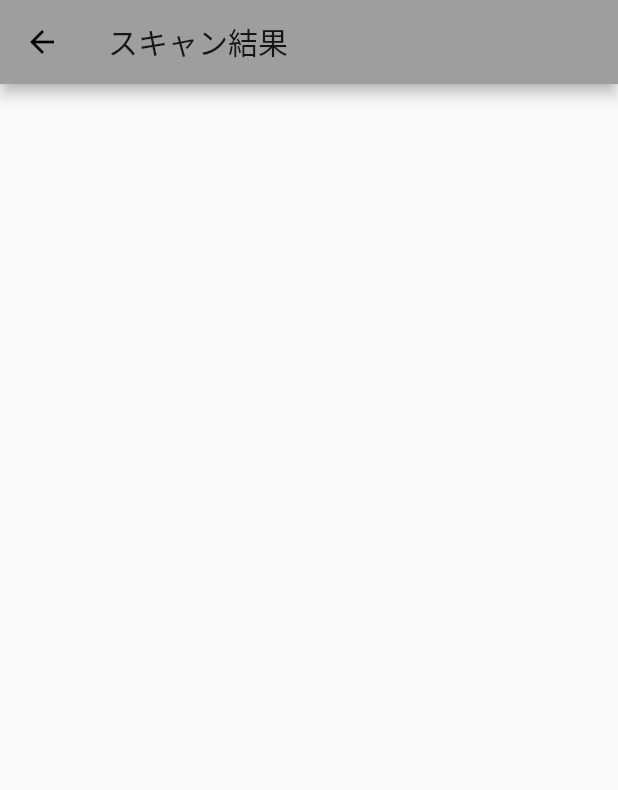
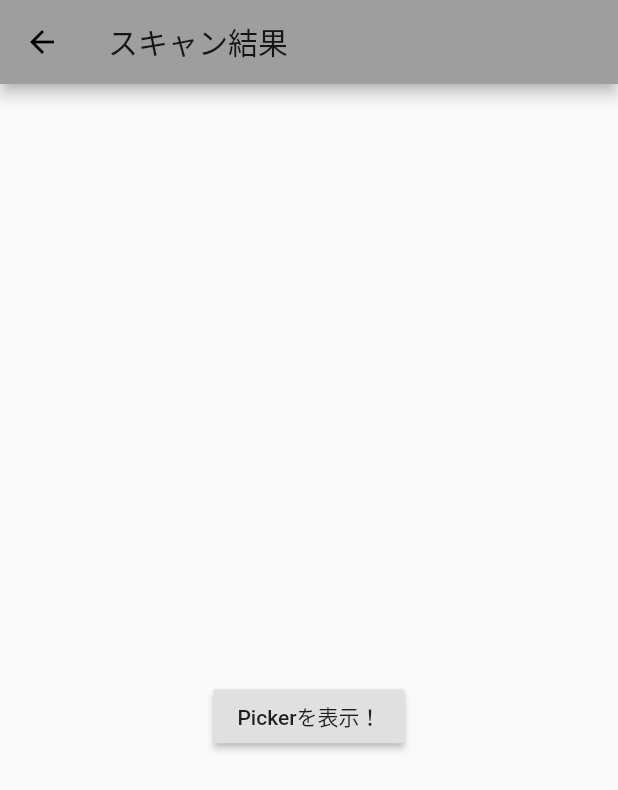
Before and after one commit to waterbook59/barcode-app, a Flutter app: the screen it shows after launch, after a tap on "Scan!!!", on a phone screen of 412 x 824 dp. Shown: the top 790 px of the screen. Run offline on Flutter 3.47's test engine with Material 2 defaults, Android fonts, the phone set to English and light mode, and no system bars; our stand-ins replace font_awesome_flutter; missing offline and left inert: flutter_barcode_scanner; Roboto replaces fonts that are missing (tegaki_kaku).

Commit message:
CupertinoPicker導入

```diff
--- a/lib/style.dart
+++ b/lib/style.dart
@@ -1,2 +1,7 @@
-const regularFont ='tegaki_kaku';
+import 'package:flutter/material.dart';
+
+const regularFont = 'tegaki_kaku';
 const boldFont = 'NotoSansJP-Bold';
+
+const barcodeReadTextStyle = TextStyle(
+    fontFamily: regularFont, fontSize: 30, fontWeight: FontWeight.bold);
--- a/lib/views/barcode_read/pages/read_result_page.dart
+++ b/lib/views/barcode_read/pages/read_result_page.dart
@@ -1,3 +1,5 @@
+import 'package:barcodeapp/style.dart';
+import 'package:flutter/cupertino.dart';
 import 'package:flutter/material.dart';
 
 class ReadResultPage extends StatelessWidget {
@@ -8,9 +10,49 @@ class ReadResultPage extends StatelessWidget {
   Widget build(BuildContext context) {
     return Scaffold(
       appBar:  AppBar(title: const Text('スキャン結果'),),
-      body:Center(child: Container(
-        child: Text(barcodeScanRes),
-      )) ,
+      body:Center(
+        child:Column(
+          mainAxisAlignment: MainAxisAlignment.center,
+          children: [
+            Text(barcodeScanRes,style: barcodeReadTextStyle,),
+            const SizedBox(height: 40,),
+            RaisedButton(
+              child: const Text('Pickerを表示！'),
+              onPressed: ()=>showBottomPicker(context),
+            ),
+          ],
+        ),
+
+
+      ),
+    );
+  }
+
+  void showBottomPicker(BuildContext context) {
+    showModalBottomSheet<dynamic>(
+        context: context,
+        builder: (BuildContext context) {
+      return SizedBox(
+        height: MediaQuery.of(context).size.height / 3,
+        child: CupertinoPicker(
+          itemExtent: 30,
+          children: const [Text('aaa'), Text('bbb'), Text('ccc')],
+        ),
+      );
+
+    }
     );
   }
 }
+
+
+//{
+//showModalBottomSheet(
+//context: context,
+//builder: (BuildContext context) {
+//return Container(
+//height: MediaQuery.of(context).size.height / 3,
+//child: CupertinoPicker(
+//itemExtent: 30,
+//children: [Text('aaa'), Text('bbb'), Text('ccc')],
+//),
```
Also changed, not shown: lib/views/barcode_read/pages/barcode_read_page.dart (+1 -11 lines).
